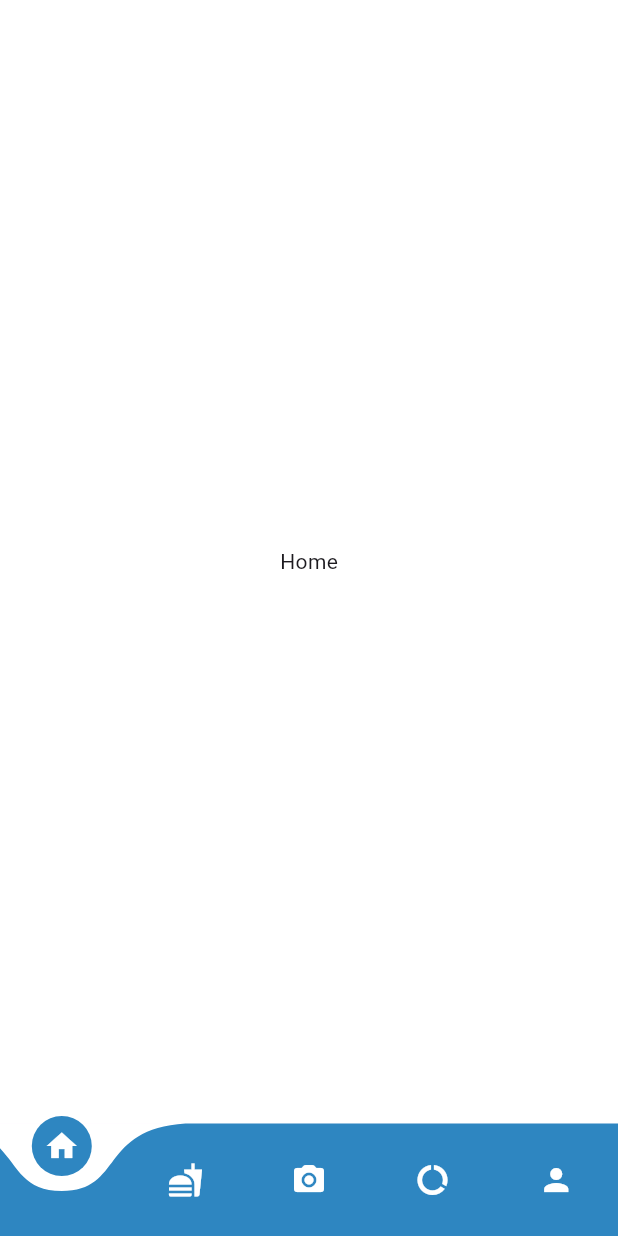
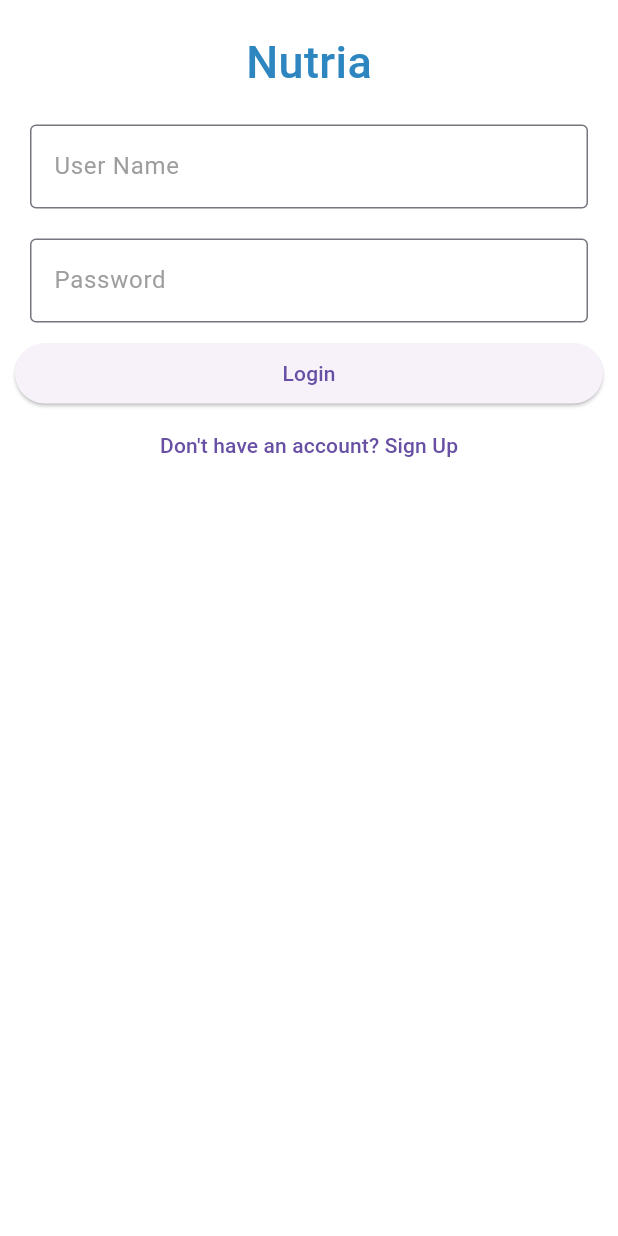
Before and after one commit to martinHW299/nutria_app, a Flutter app: the screen it shows after launch, on a phone screen of 412 x 824 dp. Run offline on Flutter 3.47's test engine with Material 3 defaults, Android fonts, the phone set to English and light mode, and no system bars; drawn by our look-alikes of curved_navigation_bar; our stand-ins replace dio, flutter_secure_storage, hexcolor.

Commit message:
login and signup functions

```diff
--- a/lib/main.dart
+++ b/lib/main.dart
@@ -1,5 +1,9 @@
 import 'package:flutter/material.dart';
+import 'package:nutria/providers/auth_provider.dart';
+import 'package:nutria/screens/login_screen.dart';
 import 'package:nutria/screens/main_screen.dart';
+import 'package:nutria/screens/signup_scree.dart';
+import 'package:provider/provider.dart';
 
 void main() {
   runApp(const MyApp());
@@ -7,13 +11,23 @@ void main() {
 
 class MyApp extends StatelessWidget {
   const MyApp({super.key});
-  //static const String _title = 'Nutria';
 
   @override
   Widget build(BuildContext context) {
-    return MaterialApp(
-        //title: _title,
-        home: MainScreen(),
-        debugShowCheckedModeBanner: false);
+    return MultiProvider(
+      providers: [
+        ChangeNotifierProvider(create: (_) => AuthProvider()),
+      ],
+      child: MaterialApp(
+        title: 'Flutter Auth',
+        theme: ThemeData(primarySwatch: Colors.blue),
+        initialRoute: '/',
+        routes: {
+          '/': (context) => LoginScreen(),
+          '/signup': (context) => SignupScreen(),
+          '/main': (context) => MainScreen(),
+        },
+      ),
+    );
   }
 }
--- /dev/null
+++ b/lib/providers/auth_provider.dart
@@ -0,0 +1,41 @@
+import 'package:flutter/material.dart';
+import 'package:nutria/services/auth_service.dart';
+
+class AuthProvider extends ChangeNotifier {
+  final AuthService _authService = AuthService();
+  bool _isLoading = false;
+  bool get isLoading => _isLoading;
+
+  void setLoading(bool value) {
+    _isLoading = value;
+    notifyListeners();
+  }
+
+  Future<void> login(
+      BuildContext context, String email, String password) async {
+    setLoading(true);
+    final result = await _authService.login(email, password);
+    setLoading(false);
+
+    if (result['code'] == 200) {
+      Navigator.pushReplacementNamed(context, '/main');
+    } else {
+      ScaffoldMessenger.of(context).showSnackBar(
+        SnackBar(content: Text(result['message']), backgroundColor: Colors.red),
+      );
+    }
+  }
+
+  Future<void> signup(
+      BuildContext context, String email, String password) async {
+    setLoading(true);
+    final result = await _authService.signup(email, password);
+    setLoading(false);
+
+    ScaffoldMessenger.of(context).showSnackBar(
+      SnackBar(
+          content: Text(result['message']),
+          backgroundColor: result['code'] == 200 ? Colors.green : Colors.red),
+    );
+  }
+}
--- /dev/null
+++ b/lib/screens/login_screen.dart
@@ -0,0 +1,58 @@
+import 'package:flutter/material.dart';
+import 'package:nutria/providers/auth_provider.dart';
+import 'package:nutria/utilities/app_colors.dart';
+import 'package:nutria/widgets/input_field_widget.dart';
+import 'package:nutria/widgets/title_widget.dart';
+import 'package:provider/provider.dart';
+
+class LoginScreen extends StatefulWidget {
+  const LoginScreen({super.key});
+
+  @override
+  State<LoginScreen> createState() => _LoginScreenState();
+}
+
+class _LoginScreenState extends State<LoginScreen> {
+  TextEditingController emailController = TextEditingController();
+  TextEditingController passwordController = TextEditingController();
+
+  @override
+  Widget build(BuildContext context) {
+    final authProvider = Provider.of<AuthProvider>(context);
+
+    return Scaffold(
+      backgroundColor: AppColors.backgroundColor,
+      body: Padding(
+        padding: const EdgeInsets.all(10),
+        child: ListView(
+          children: <Widget>[
+            TitleWidget(
+              title: 'Nutria',
+              color: AppColors.appBarColor,
+            ),
+            InputField(
+              controller: emailController,
+              label: 'User Name',
+            ),
+            InputField(
+              controller: passwordController,
+              label: 'Password',
+              obscureText: true,
+            ),
+            authProvider.isLoading
+                ? CircularProgressIndicator()
+                : ElevatedButton(
+                    onPressed: () => authProvider.login(
+                        context, emailController.text, passwordController.text),
+                    child: const Text('Login'),
+                  ),
+            TextButton(
+              onPressed: () => Navigator.pushNamed(context, '/signup'),
+              child: const Text("Don't have an account? Sign Up"),
+            )
+          ],
+        ),
+      ),
+    );
+  }
+}
--- /dev/null
+++ b/lib/services/auth_service.dart
@@ -0,0 +1,35 @@
+import 'package:dio/dio.dart';
+import 'package:flutter_secure_storage/flutter_secure_storage.dart';
+import 'package:nutria/services/storage_service.dart';
+
+class AuthService {
+  final Dio _dio = Dio(BaseOptions(baseUrl: 'http://localhost:8080/api/v1'));
+
+  Future<Map<String, dynamic>> login(String email, String password) async {
+    try {
+      final response = await _dio.post('/auth/authenticate', data: {
+        'email': email,
+        'password': password,
+      });
+      return response.data;
+    } catch (e) {
+      return {'code': 500, 'message': 'Login failed', 'data': null};
+    }
+  }
+
+  Future<Map<String, dynamic>> signup(String email, String password) async {
+    try {
+      final response = await _dio.post('/auth/register', data: {
+        'email': email,
+        'password': password,
+      });
+      if (response.data['code'] == 200) {
+        await StorageService().saveToken(response.data['data']);
+        return response.data;
+      }
+      return response.data;
+    } catch (e) {
+      return {'code': 500, 'message': 'Signin failed', 'data': null};
+    }
+  }
+}
--- /dev/null
+++ b/lib/widgets/input_field_widget.dart
@@ -0,0 +1,52 @@
+import 'package:flutter/material.dart';
+
+class InputField extends StatelessWidget {
+  final TextEditingController controller;
+  final String label;
+  final bool obscureText;
+  final bool readOnly;
+  final Color borderColor; // Border color when not focused
+  final Color textColor; // Text color
+  final Color focusBorderColor; // Focused border color
+  final Color focusLabelColor; // Focused label color
+  final Color cursorColor; // Color of the cursor when typing
+
+  const InputField({
+    super.key,
+    required this.controller,
+    required this.label,
+    this.obscureText = false,
+    this.readOnly = false,
+    this.borderColor = Colors.grey,
+    this.textColor = Colors.grey,
+    this.focusBorderColor = Colors.grey,
+    this.focusLabelColor = Colors.grey,
+    this.cursorColor = Colors.blue, // Default cursor color
+  });
+
+  @override
+  Widget build(BuildContext context) {
+    return Container(
+      padding: const EdgeInsets.all(10),
+      child: TextField(
+        controller: controller,
+        obscureText: obscureText,
+        readOnly: readOnly,
+        style: TextStyle(color: textColor), // Set the text color
+        cursorColor: cursorColor,
+        decoration: InputDecoration(
+          border: OutlineInputBorder(
+            borderSide: BorderSide(color: borderColor), // Set the border color
+          ),
+          focusedBorder: OutlineInputBorder(
+            borderSide:
+                BorderSide(color: focusBorderColor), // Focus border color
+          ),
+          labelText: label,
+          labelStyle: TextStyle(color: borderColor), // Default label color
+          focusColor: focusLabelColor, // Focused label color
+        ),
+      ),
+    );
+  }
+}
--- a/lib/widgets/title_widget.dart
+++ b/lib/widgets/title_widget.dart
@@ -1,9 +1,9 @@
 import 'package:flutter/material.dart';
-import 'package:nutria/utilities/app_colors.dart';
 
 class TitleWidget extends StatelessWidget {
   final String title;
-  const TitleWidget({super.key, required this.title});
+  final Color color;
+  const TitleWidget({super.key, required this.title, required this.color});
 
   @override
   Widget build(BuildContext context) {
@@ -12,10 +12,8 @@ class TitleWidget extends StatelessWidget {
       padding: const EdgeInsets.all(10),
       child: Text(
         title,
-        style: TextStyle(
-            color: AppColors.appBarColor,
-            fontWeight: FontWeight.w500,
-            fontSize: 30),
+        style:
+            TextStyle(color: color, fontWeight: FontWeight.w500, fontSize: 30),
       ),
     );
   }
--- a/pubspec.yaml
+++ b/pubspec.yaml
@@ -37,6 +37,10 @@ dependencies:
   google_fonts: ^6.2.1
   curved_navigation_bar: ^1.0.6
   hexcolor: ^3.0.1
+  dio: ^5.8.0+1
+  flutter_secure_storage: ^9.2.4
+  provider: ^6.1.2
+  flutter_native_splash: ^2.4.4
 
 dev_dependencies:
   flutter_test:
```
Also changed, not shown: lib/screens/signup_scree.dart (added, +57 -0 lines), lib/services/storage_service.dart (added, +17 -0 lines), lib/widgets/app_bar.dart (added, +9 -0 lines), lib/widgets/nav_bar.dart (added, +30 -0 lines), lib/services/api_service.dart (deleted), pubspec.lock, 5 other files.
